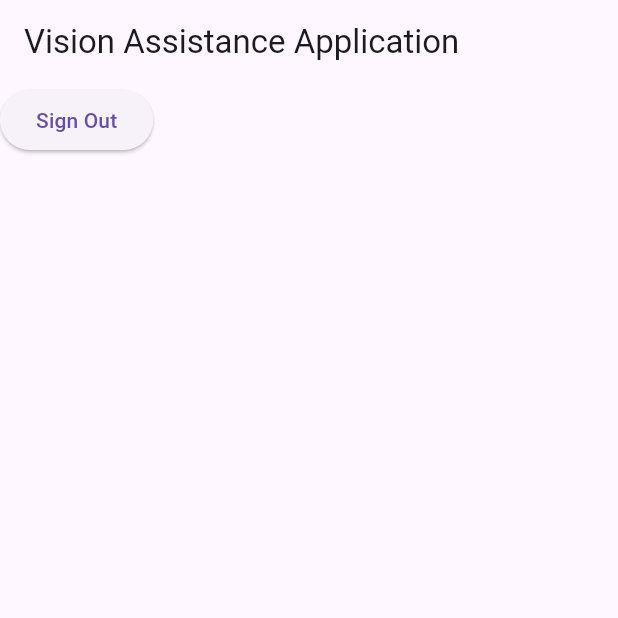
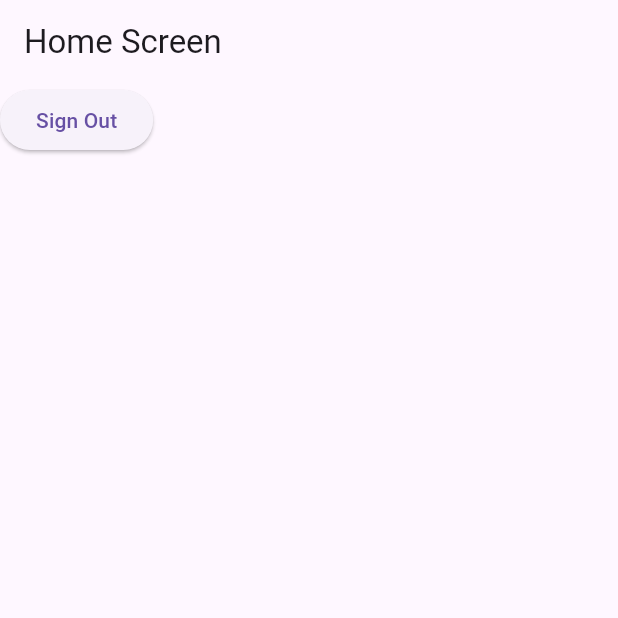
Before and after one commit to DeepeshKalura/vision-assistance-ai, a Flutter app: the screen it shows after launch, on a phone screen of 412 x 824 dp, the top half of it. Run offline on Flutter 3.47's test engine with Material 3 defaults, Android fonts, the phone set to English and light mode, and no system bars; our stand-ins replace firebase_analytics, firebase_auth, firebase_core, flutter_bloc, go_router, google_sign_in and 1 more; accounts and stored records are empty.

Commit message:
added bloc logic to the screen

```diff
--- a/lib/presentation/home_screen.dart
+++ b/lib/presentation/home_screen.dart
@@ -1,29 +1,56 @@
 import 'package:flutter/material.dart';
+import 'package:flutter_bloc/flutter_bloc.dart';
+import 'package:go_router/go_router.dart';
 
-import '/service/firebase/authentication.dart';
+import '../bloc/authentication/authentication_bloc.dart';
+import '../core/app_url.dart';
 
 class HomeScreen extends StatelessWidget {
   const HomeScreen({super.key});
 
   @override
   Widget build(BuildContext context) {
-    final authenticate = Authentication();
     return Scaffold(
       appBar: AppBar(
-        title: const Text("Vision Assistance Application"),
+        title: const Text("Home Screen"),
       ),
-      body: Column(
+      body: BlocConsumer<AuthenticationBloc, AuthenticationState>(
+          listener: (context, state) {
+        if (state is AuthInitial) {
+          context.pushReplacementNamed(AppUrl.aboutUsScreen);
+        }
+      }, builder: (context, state) {
+        if (state is AuthLoading) {
+          return const Center(
+            child: CircularProgressIndicator(),
+          );
+        } else if (state is AuthFailure) {
+          return Column(
+            children: [
+              Center(
+                child: Text(
+                  state.message,
+                ),
+              ),
+            ],
+          );
+        } else {
+          return Column(
             children: [
               ElevatedButton(
                 onPressed: () async {
-              await authenticate.signOut();
+                  context
+                      .read<AuthenticationBloc>()
+                      .add(SignnOutButtonPressed());
                 },
                 child: const Text(
                   "Sign Out",
                 ),
               ),
             ],
-      ),
+          );
+        }
+      }),
     );
   }
 }
```
Also changed, not shown: lib/presentation/signin_screen.dart (+27 -5 lines). Lines whose indentation alone changed are shown as unchanged.
